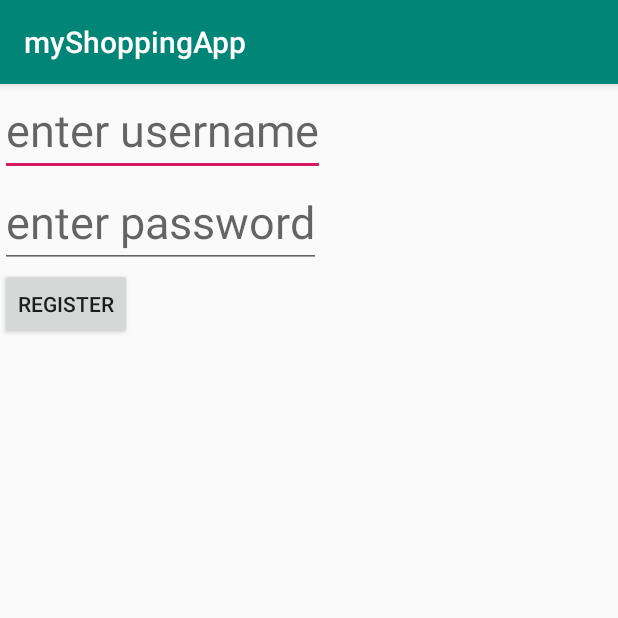
After one commit to kewalg/CS541-proj4, an Android app: the RegisterActivity2 screen opened directly, with no data from a screen before it, on a phone screen of 412 x 824 dp, the top half of it. The commit adds this screen. Run offline under Robolectric (Android 15) with nearby library versions, the phone set to English and light mode, and no system bars.

Commit message:
added registeration layout

```diff
--- a/app/src/main/java/com/example/myshoppingapp/CartActivity3.java
+++ b/app/src/main/java/com/example/myshoppingapp/CartActivity4.java
@@ -4,11 +4,11 @@ import androidx.appcompat.app.AppCompatActivity;
 
 import android.os.Bundle;
 
-public class CartActivity3 extends AppCompatActivity {
+public class CartActivity4 extends AppCompatActivity {
 
     @Override
     protected void onCreate(Bundle savedInstanceState) {
         super.onCreate(savedInstanceState);
-        setContentView(R.layout.activity_cart3);
+        setContentView(R.layout.activity_cart4);
     }
 }
--- a/app/src/main/java/com/example/myshoppingapp/MenuActivity2.java
+++ b/app/src/main/java/com/example/myshoppingapp/FinalActivity5.java
@@ -4,11 +4,11 @@ import androidx.appcompat.app.AppCompatActivity;
 
 import android.os.Bundle;
 
-public class MenuActivity2 extends AppCompatActivity {
+public class FinalActivity5 extends AppCompatActivity {
 
     @Override
     protected void onCreate(Bundle savedInstanceState) {
         super.onCreate(savedInstanceState);
-        setContentView(R.layout.activity_menu2);
+        setContentView(R.layout.activity_final5);
     }
 }
--- a/app/src/main/java/com/example/myshoppingapp/FinalActivity4.java
+++ b/app/src/main/java/com/example/myshoppingapp/MenuActivity3.java
@@ -4,11 +4,11 @@ import androidx.appcompat.app.AppCompatActivity;
 
 import android.os.Bundle;
 
-public class FinalActivity4 extends AppCompatActivity {
+public class MenuActivity3 extends AppCompatActivity {
 
     @Override
     protected void onCreate(Bundle savedInstanceState) {
         super.onCreate(savedInstanceState);
-        setContentView(R.layout.activity_final4);
+        setContentView(R.layout.activity_menu3);
     }
 }
--- /dev/null
+++ b/app/src/main/java/com/example/myshoppingapp/RegisterActivity2.java
@@ -0,0 +1,14 @@
+package com.example.myshoppingapp;
+
+import androidx.appcompat.app.AppCompatActivity;
+
+import android.os.Bundle;
+
+public class RegisterActivity2 extends AppCompatActivity {
+
+    @Override
+    protected void onCreate(Bundle savedInstanceState) {
+        super.onCreate(savedInstanceState);
+        setContentView(R.layout.activity_register2);
+    }
+}
--- a/app/src/main/res/layout/activity_final4.xml
+++ b/app/src/main/res/layout/activity_cart4.xml
@@ -4,6 +4,6 @@
     xmlns:tools="http://schemas.android.com/tools"
     android:layout_width="match_parent"
     android:layout_height="match_parent"
-    tools:context=".FinalActivity4">
+    tools:context=".CartActivity4">
 
 </androidx.constraintlayout.widget.ConstraintLayout>
--- a/app/src/main/res/layout/activity_cart3.xml
+++ b/app/src/main/res/layout/activity_final5.xml
@@ -4,6 +4,6 @@
     xmlns:tools="http://schemas.android.com/tools"
     android:layout_width="match_parent"
     android:layout_height="match_parent"
-    tools:context=".CartActivity3">
+    tools:context=".FinalActivity5">
 
 </androidx.constraintlayout.widget.ConstraintLayout>
--- a/app/src/main/res/layout/activity_menu2.xml
+++ b/app/src/main/res/layout/activity_menu3.xml
@@ -4,6 +4,6 @@
     xmlns:tools="http://schemas.android.com/tools"
     android:layout_width="match_parent"
     android:layout_height="match_parent"
-    tools:context=".MenuActivity2">
+    tools:context=".MenuActivity3">
 
 </androidx.constraintlayout.widget.ConstraintLayout>
--- /dev/null
+++ b/app/src/main/res/layout/activity_register2.xml
@@ -0,0 +1,31 @@
+<?xml version="1.0" encoding="utf-8"?>
+<RelativeLayout xmlns:android="http://schemas.android.com/apk/res/android"
+    xmlns:app="http://schemas.android.com/apk/res-auto"
+    xmlns:tools="http://schemas.android.com/tools"
+    android:layout_width="match_parent"
+    android:layout_height="match_parent"
+    tools:context=".RegisterActivity2">
+
+    <EditText
+        android:id="@+id/edtusername_reg"
+        android:layout_width="wrap_content"
+        android:layout_height="wrap_content"
+        android:hint="enter username"
+        android:textSize="30dp" />
+
+    <EditText
+        android:id="@+id/edtpassword_reg"
+        android:layout_width="wrap_content"
+        android:layout_height="wrap_content"
+        android:layout_below="@id/edtusername_reg"
+        android:hint="enter password"
+        android:textSize="30dp" />
+
+    <Button
+        android:layout_width="wrap_content"
+        android:layout_height="wrap_content"
+        android:layout_below="@id/edtpassword_reg"
+        android:text="register" />
+
+
+</RelativeLayout>
```
Also changed, not shown: app/src/main/AndroidManifest.xml (+4 -3 lines), app/src/main/java/com/example/myshoppingapp/MainActivity.java (+1 -6 lines).
